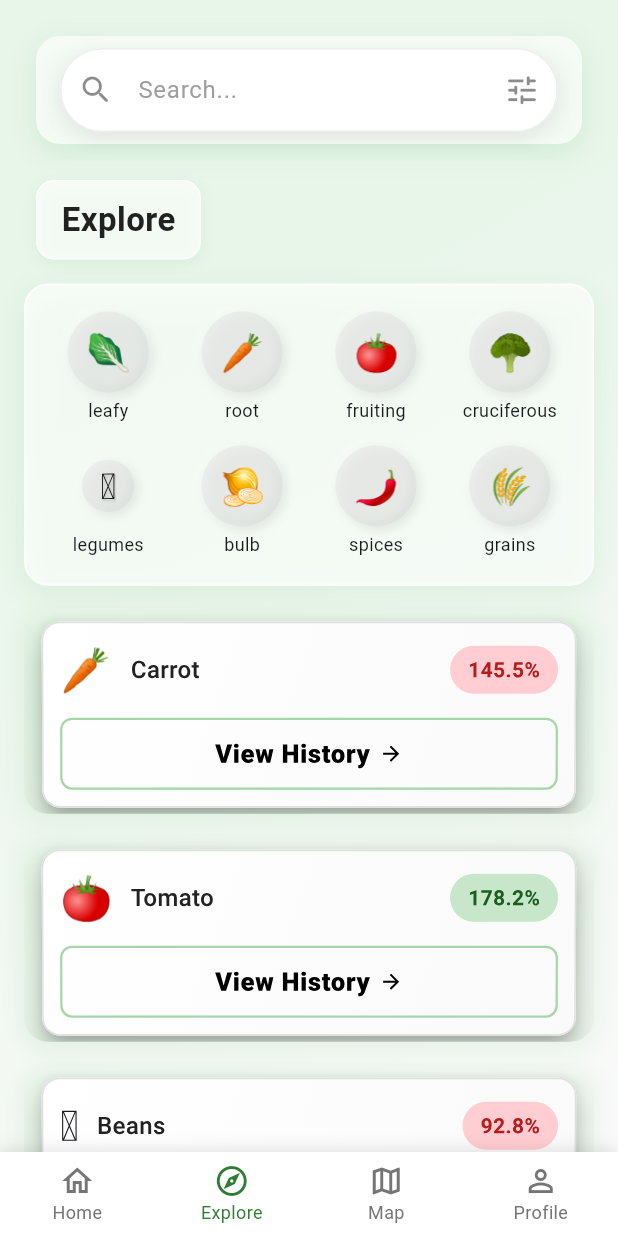
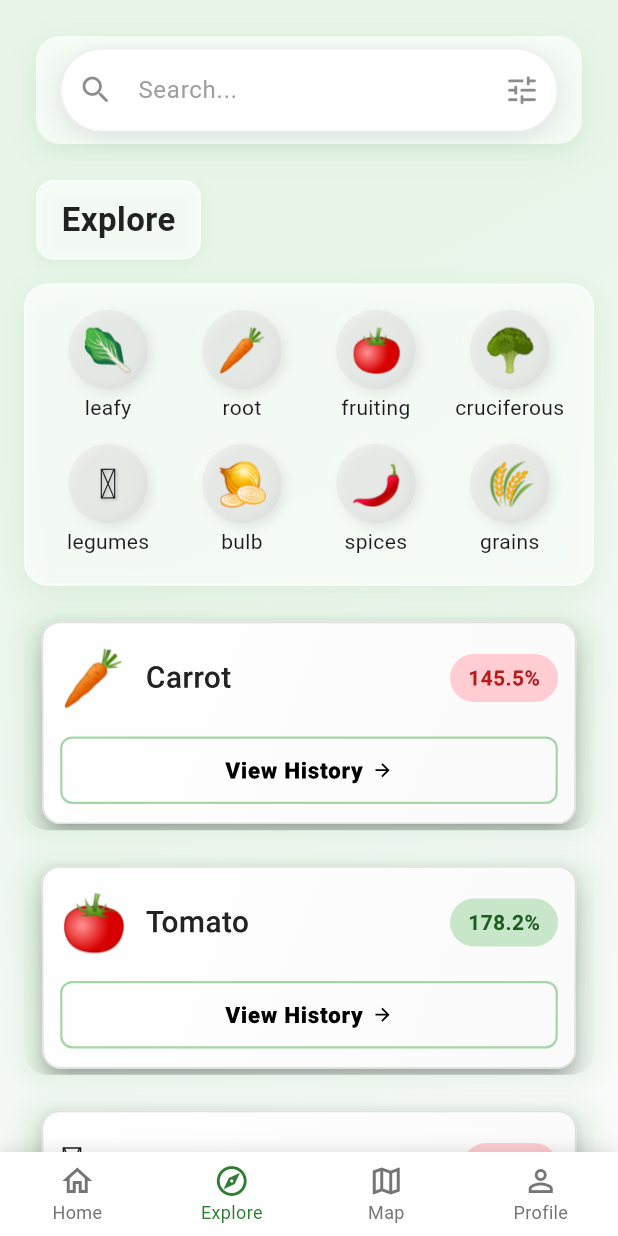
Before and after one commit to Ivan-6332/FreshtrackSL, a Flutter app: the MainScreen screen opened by its route, item 2 of the bottom bar chosen, on a phone screen of 412 x 824 dp. Run offline on Flutter 3.47's test engine with Material 3 defaults, Android fonts, the phone set to English and light mode, and no system bars; our stand-ins replace flutter_dotenv, flutter_secure_storage, shared_preferences, supabase_flutter; accounts and stored records are empty.

Commit message:
Updated Category grid

```diff
--- a/Frontend/lib/components/category_grid.dart
+++ b/Frontend/lib/components/category_grid.dart
@@ -17,20 +17,23 @@ class CategoryGrid extends StatelessWidget {
     // Get screen size to make icons responsive
     final screenWidth = MediaQuery.of(context).size.width;
 
-    // Calculate appropriate sizes based on screen width
-    final double iconSize = screenWidth < 360 ? 20 : 24;
-    final double fontSize = screenWidth < 360 ? 10 : 12;
-    final double padding = screenWidth < 360 ? 8 : 12;
+    // More granular responsive sizing based on different screen widths
+    final double iconSize = _getResponsiveIconSize(screenWidth);
+    final double fontSize = _getResponsiveFontSize(screenWidth);
+    final double containerSize = _getResponsiveContainerSize(screenWidth);
+
+    // Calculate appropriate grid count based on screen width
+    final int crossAxisCount = _getResponsiveCrossAxisCount(screenWidth);
 
     return GridView.builder(
       shrinkWrap: true,
       physics: const NeverScrollableScrollPhysics(),
       gridDelegate: SliverGridDelegateWithFixedCrossAxisCount(
-        crossAxisCount: 4,
+        crossAxisCount: crossAxisCount,
         crossAxisSpacing: 12,
         mainAxisSpacing: 12,
-        // Add childAspectRatio to control the height of grid items
-        childAspectRatio: screenWidth < 360 ? 0.9 : 1.0,
+        // Dynamic childAspectRatio based on screen size
+        childAspectRatio: screenWidth < 400 ? 0.9 : 1.0,
       ),
       itemCount: categories.length,
       itemBuilder: (context, index) {
@@ -44,6 +47,8 @@ class CategoryGrid extends StatelessWidget {
             children: [
               Flexible(
                 child: Container(
+                  width: containerSize,
+                  height: containerSize,
                   decoration: BoxDecoration(
                     shape: BoxShape.circle,
                     color: isSelected ? Colors.blue.withOpacity(0.2) : Colors.grey.withOpacity(0.1),
@@ -60,7 +65,7 @@ class CategoryGrid extends StatelessWidget {
                       ),
                     ],
                   ),
-                  padding: EdgeInsets.all(padding),
+                  child: Center(
                     child: Transform(
                       transform: Matrix4.identity()
                         ..setEntry(3, 2, 0.001)
@@ -80,6 +85,8 @@ class CategoryGrid extends StatelessWidget {
                             ),
                           ],
                         ),
+                        textAlign: TextAlign.center,
+                      ),
                     ),
                   ),
                 ),
@@ -95,6 +102,7 @@ class CategoryGrid extends StatelessWidget {
                   ),
                   overflow: TextOverflow.ellipsis,
                   maxLines: 1,
+                  textAlign: TextAlign.center,
                 ),
               ),
             ],
@@ -103,4 +111,37 @@ class CategoryGrid extends StatelessWidget {
       },
     );
   }
+
+  // Helper methods for responsive sizing
+  double _getResponsiveIconSize(double screenWidth) {
+    if (screenWidth < 320) return 22;
+    if (screenWidth < 360) return 24;
+    if (screenWidth < 480) return 28;
+    if (screenWidth < 600) return 30;
+    return 32; // For tablets and larger screens
   }
+
+  double _getResponsiveFontSize(double screenWidth) {
+    if (screenWidth < 320) return 11;
+    if (screenWidth < 360) return 12;
+    if (screenWidth < 480) return 14;
+    if (screenWidth < 600) return 15;
+    return 16; // For tablets and larger screens
+  }
+
+  // New method to calculate container size
+  double _getResponsiveContainerSize(double screenWidth) {
+    if (screenWidth < 320) return 48;
+    if (screenWidth < 360) return 56;
+    if (screenWidth < 480) return 64;
+    if (screenWidth < 600) return 72;
+    return 80; // For tablets and larger screens
+  }
+
+  int _getResponsiveCrossAxisCount(double screenWidth) {
+    if (screenWidth < 320) return 3;
+    if (screenWidth < 600) return 4;
+    if (screenWidth < 900) return 5;
+    return 6; // For very large screens
+  }
+}
--- a/Frontend/lib/components/crop_card.dart
+++ b/Frontend/lib/components/crop_card.dart
@@ -64,17 +64,17 @@ class CropCard extends StatelessWidget {
                 Row(
                   crossAxisAlignment: CrossAxisAlignment.center,
                   children: [
-                    // Icon and Name section - content unchanged
+                    // Increased crop icon size
                     Text(
                       getCropIcon(),
-                      style: const TextStyle(fontSize: 28),
+                      style: const TextStyle(fontSize: 36),
                     ),
                     const SizedBox(width: 12),
                     Expanded(
                       child: Text(
                         crop.name,
                         style: const TextStyle(
-                          fontSize: 16,
+                          fontSize: 20, // Increased crop name size
                           fontWeight: FontWeight.w500,
                           color: Colors.black87,
                         ),
@@ -102,7 +102,7 @@ class CropCard extends StatelessWidget {
                   ],
                 ),
                 const SizedBox(height: 12),
-                // Redesigned transparent button
+                // Redesigned transparent button with smaller text
                 SizedBox(
                   width: double.infinity,
                   child: ElevatedButton(
@@ -123,13 +123,13 @@ class CropCard extends StatelessWidget {
                         Text(
                           localizations.get('viewHistory'),
                           style: TextStyle(
-                            fontSize: 17,
+                            fontSize: 15, // Decreased button text size
                             fontWeight: FontWeight.w800,
                             letterSpacing: 0.5,
                           ),
                         ),
                         const SizedBox(width: 6),
-                        Icon(Icons.arrow_forward, size: 16, color: Colors.black),
+                        Icon(Icons.arrow_forward, size: 14, color: Colors.black), // Slightly smaller icon
                       ],
                     ),
                   ),
```
Also changed, not shown: 3 other files. Lines whose indentation alone changed are shown as unchanged.
